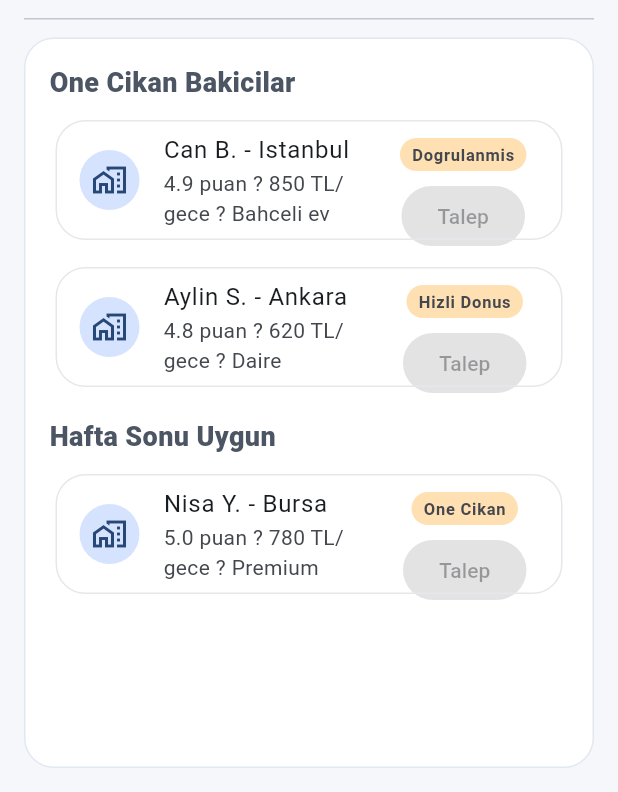
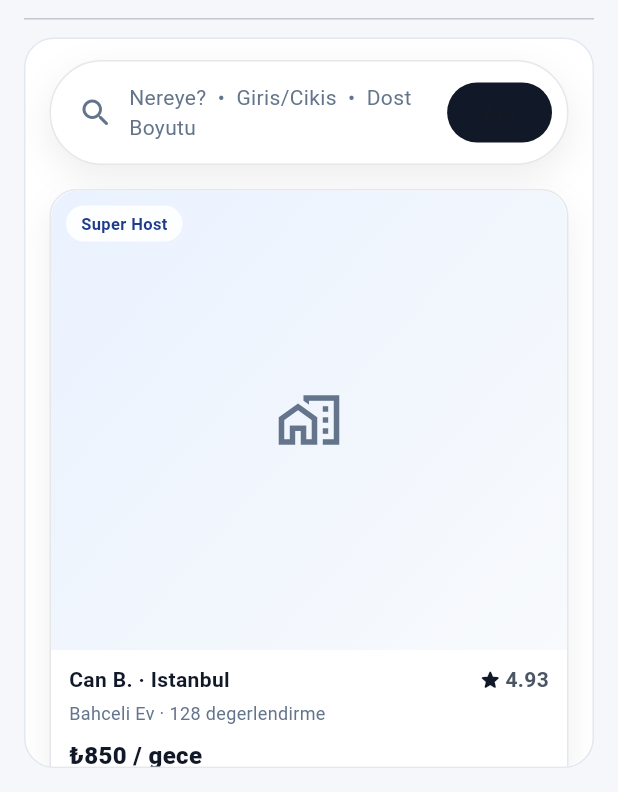
Before and after one commit to berkayemekli/patimatch, a Flutter app: the screen it shows after launch, after a tap on "PatiBnB", on a phone screen of 412 x 824 dp, the part 444-1236 px from its top. Run offline on Flutter 3.47's test engine with Material 3 defaults, Android fonts, the light colour scheme and no system bars; our stand-ins replace cloud_firestore, file_picker, firebase_auth, firebase_core, firebase_storage, shared_preferences; accounts and stored records are empty.

Commit message:
Redesign PatiBnB into Airbnb-style search and listing grid

```diff
--- a/app/lib/pati_bnb_page.dart
+++ b/app/lib/pati_bnb_page.dart
@@ -5,85 +5,180 @@ class PatiBnbPage extends StatelessWidget {
 
   @override
   Widget build(BuildContext context) {
+    final width = MediaQuery.of(context).size.width;
+    final crossAxisCount = width > 1100 ? 3 : (width > 760 ? 2 : 1);
+
     return ListView(
-      padding: const EdgeInsets.all(16),
+      padding: const EdgeInsets.fromLTRB(16, 14, 16, 24),
+      children: [
+        const _SearchBar(),
+        const SizedBox(height: 16),
+        GridView.count(
+          crossAxisCount: crossAxisCount,
+          crossAxisSpacing: 12,
+          mainAxisSpacing: 12,
+          shrinkWrap: true,
+          physics: const NeverScrollableScrollPhysics(),
+          childAspectRatio: 0.86,
           children: const [
-        _SectionTitle('One Cikan Bakicilar'),
-        SizedBox(height: 8),
-        _SimpleCard(
-          title: 'Can B. - Istanbul',
-          subtitle: '4.9 puan ? 850 TL/gece ? Bahceli ev',
-          badge: 'Dogrulanmis',
+            _StayCard(
+              host: 'Can B.',
+              city: 'Istanbul',
+              nightlyPrice: 850,
+              rating: 4.93,
+              reviews: 128,
+              type: 'Bahceli Ev',
+              badge: 'Super Host',
             ),
-        SizedBox(height: 10),
-        _SimpleCard(
-          title: 'Aylin S. - Ankara',
-          subtitle: '4.8 puan ? 620 TL/gece ? Daire',
-          badge: 'Hizli Donus',
+            _StayCard(
+              host: 'Aylin S.',
+              city: 'Ankara',
+              nightlyPrice: 620,
+              rating: 4.81,
+              reviews: 96,
+              type: 'Daire',
+              badge: 'Verified',
             ),
-        SizedBox(height: 16),
-        _SectionTitle('Hafta Sonu Uygun'),
-        SizedBox(height: 8),
-        _SimpleCard(
-          title: 'Nisa Y. - Bursa',
-          subtitle: '5.0 puan ? 780 TL/gece ? Premium',
-          badge: 'One Cikan',
+            _StayCard(
+              host: 'Nisa Y.',
+              city: 'Bursa',
+              nightlyPrice: 780,
+              rating: 4.97,
+              reviews: 154,
+              type: 'Premium Home',
+              badge: 'Top Rated',
+            ),
+          ],
         ),
       ],
     );
   }
 }
 
-class _SectionTitle extends StatelessWidget {
-  const _SectionTitle(this.text);
-
-  final String text;
+class _SearchBar extends StatelessWidget {
+  const _SearchBar();
 
   @override
   Widget build(BuildContext context) {
-    return Text(
-      text,
-      style: const TextStyle(fontSize: 18, fontWeight: FontWeight.w800),
+    return Container(
+      padding: const EdgeInsets.all(10),
+      decoration: BoxDecoration(
+        color: Colors.white,
+        borderRadius: BorderRadius.circular(999),
+        border: Border.all(color: const Color(0xFFE5E7EB)),
+        boxShadow: const [BoxShadow(color: Color(0x12000000), blurRadius: 20, offset: Offset(0, 8))],
+      ),
+      child: Row(
+        children: [
+          const SizedBox(width: 8),
+          const Icon(Icons.search_rounded, color: Color(0xFF64748B)),
+          const SizedBox(width: 10),
+          const Expanded(
+            child: Text('Nereye?  •  Giris/Cikis  •  Dost Boyutu', style: TextStyle(color: Color(0xFF64748B))),
+          ),
+          ElevatedButton(
+            onPressed: null,
+            style: ElevatedButton.styleFrom(
+              backgroundColor: const Color(0xFF111827),
+              foregroundColor: Colors.white,
+              disabledBackgroundColor: const Color(0xFF111827),
+            ),
+            child: const Text('Ara'),
+          ),
+        ],
+      ),
     );
   }
 }
 
-class _SimpleCard extends StatelessWidget {
-  const _SimpleCard({
-    required this.title,
-    required this.subtitle,
+class _StayCard extends StatelessWidget {
+  const _StayCard({
+    required this.host,
+    required this.city,
+    required this.nightlyPrice,
+    required this.rating,
+    required this.reviews,
+    required this.type,
     required this.badge,
   });
 
-  final String title;
-  final String subtitle;
+  final String host;
+  final String city;
+  final int nightlyPrice;
+  final double rating;
+  final int reviews;
+  final String type;
   final String badge;
 
   @override
   Widget build(BuildContext context) {
-    return Card(
-      child: ListTile(
-        leading: const CircleAvatar(child: Icon(Icons.home_work_outlined)),
-        title: Text(title),
-        subtitle: Text(subtitle),
-        trailing: Column(
-          mainAxisAlignment: MainAxisAlignment.center,
+    return Container(
+      decoration: BoxDecoration(
+        color: Colors.white,
+        borderRadius: BorderRadius.circular(18),
+        border: Border.all(color: const Color(0xFFE5E7EB)),
+        boxShadow: const [BoxShadow(color: Color(0x0F000000), blurRadius: 18, offset: Offset(0, 8))],
+      ),
+      child: Column(
+        crossAxisAlignment: CrossAxisAlignment.start,
+        children: [
+          Expanded(
+            child: Stack(
               children: [
                 Container(
-              padding: const EdgeInsets.symmetric(horizontal: 8, vertical: 3),
+                  decoration: const BoxDecoration(
+                    borderRadius: BorderRadius.vertical(top: Radius.circular(18)),
+                    gradient: LinearGradient(
+                      colors: [Color(0xFFEAF2FF), Color(0xFFF8FAFC)],
+                      begin: Alignment.topLeft,
+                      end: Alignment.bottomRight,
+                    ),
+                  ),
+                  child: const Center(
+                    child: Icon(Icons.home_work_outlined, size: 44, color: Color(0xFF64748B)),
+                  ),
+                ),
+                Positioned(
+                  top: 10,
+                  left: 10,
+                  child: Container(
+                    padding: const EdgeInsets.symmetric(horizontal: 10, vertical: 4),
                     decoration: BoxDecoration(
-                color: Colors.orange.shade100,
+                      color: Colors.white.withValues(alpha: 0.92),
                       borderRadius: BorderRadius.circular(999),
                     ),
                     child: Text(
                       badge,
-                style: const TextStyle(fontSize: 11, fontWeight: FontWeight.w700),
+                      style: const TextStyle(fontSize: 11, fontWeight: FontWeight.w700, color: Color(0xFF1E3A8A)),
                     ),
                   ),
-            const SizedBox(height: 6),
-            ElevatedButton(onPressed: null, child: const Text('Talep')),
+                ),
               ],
             ),
+          ),
+          Padding(
+            padding: const EdgeInsets.fromLTRB(12, 10, 12, 12),
+            child: Column(
+              crossAxisAlignment: CrossAxisAlignment.start,
+              children: [
+                Row(
+                  children: [
+                    Expanded(
+                      child: Text('$host · $city', style: const TextStyle(fontWeight: FontWeight.w700, color: Color(0xFF111827))),
+                    ),
+                    const Icon(Icons.star_rounded, size: 16, color: Color(0xFF111827)),
+                    const SizedBox(width: 2),
+                    Text(rating.toStringAsFixed(2), style: const TextStyle(fontWeight: FontWeight.w700)),
+                  ],
+                ),
+                const SizedBox(height: 4),
+                Text('$type · $reviews degerlendirme', style: const TextStyle(fontSize: 12, color: Color(0xFF64748B))),
+                const SizedBox(height: 8),
+                Text('₺$nightlyPrice / gece', style: const TextStyle(fontWeight: FontWeight.w800, fontSize: 16, color: Color(0xFF111827))),
+              ],
+            ),
+          ),
+        ],
       ),
     );
   }
```
Lines whose indentation alone changed are shown as unchanged.
